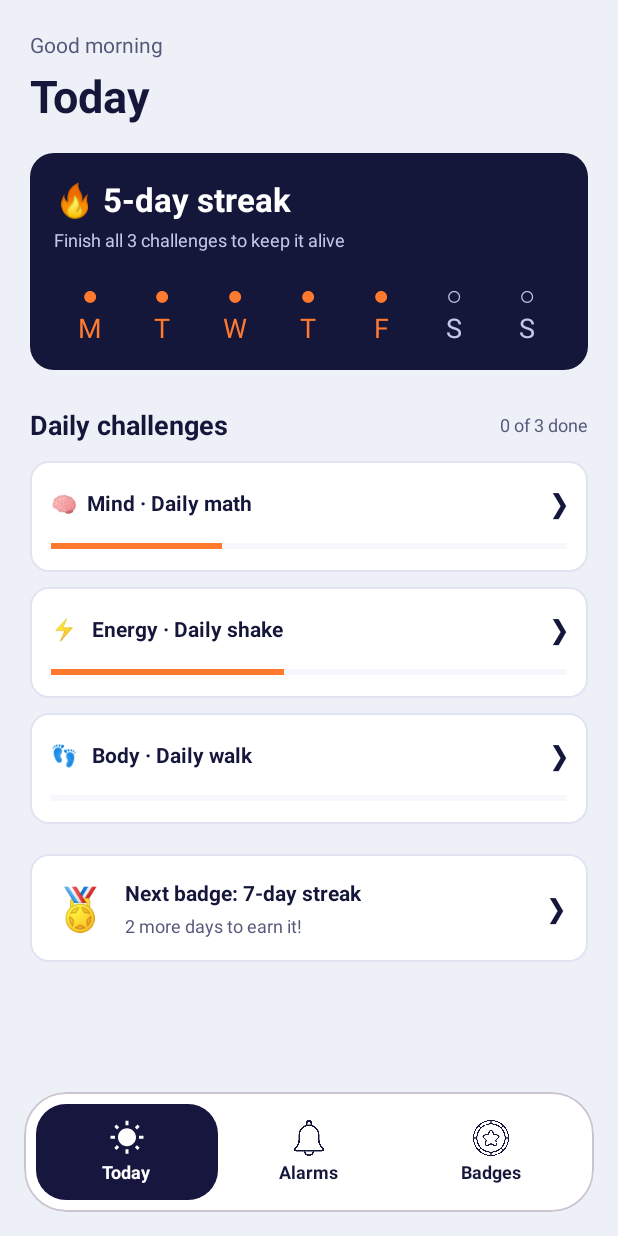
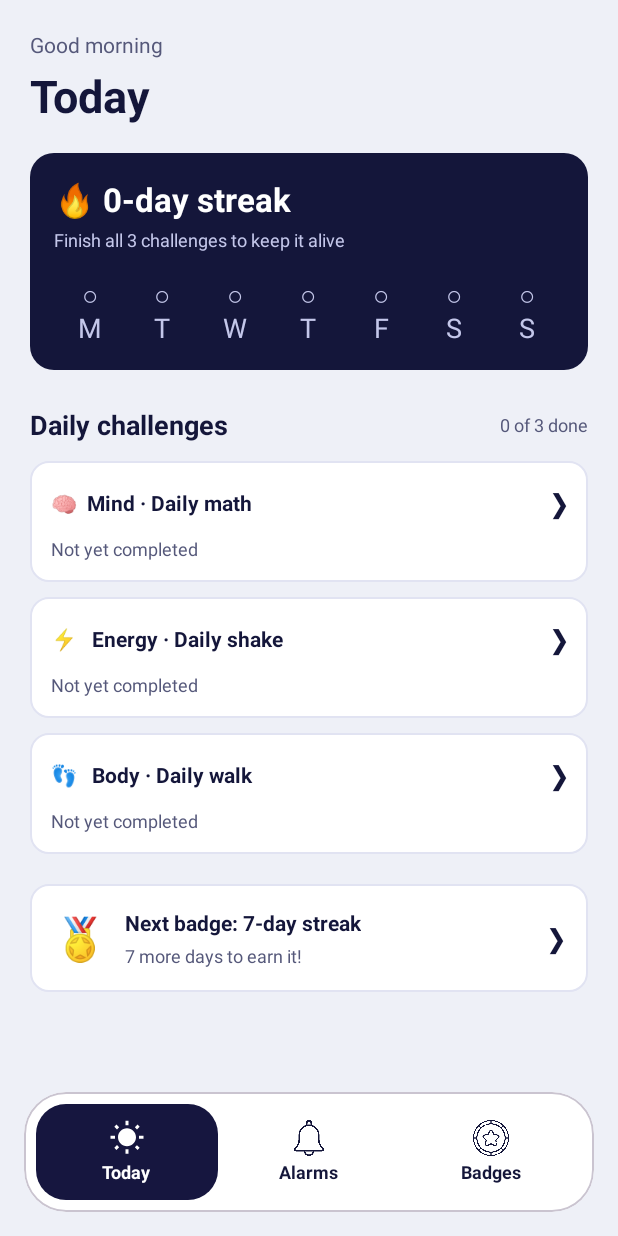
Before and after one commit to system32-afk/MOBDEV-MCO, an Android app: the screen it shows after launch (activity_today), on a phone screen of 412 x 824 dp. Run offline under Robolectric (Android 15) with nearby library versions, the phone set to English and light mode, and no system bars; Roboto replaces fonts that are not available here.

Commit message:
uated streak and badge progress

```diff
--- a/app/src/main/java/com/example/awake_mobdev_mco/MyDbHelper.java
+++ b/app/src/main/java/com/example/awake_mobdev_mco/MyDbHelper.java
@@ -128,6 +128,26 @@ public class MyDbHelper extends SQLiteOpenHelper {
         getWritableDatabase().insert(DbReferences.TABLE_CHALLENGE_COMPLETION, null, values);
     }
 
+    // Check if a daily challenge is completed
+    public synchronized boolean isChallengeCompleted(String challengeType, String day) {
+        String sql = "SELECT 1 FROM " + DbReferences.TABLE_CHALLENGE_COMPLETION +
+                " WHERE challengeType = ? AND day = ? LIMIT 1";
+
+        try (Cursor c = getReadableDatabase().rawQuery(
+                sql, new String[]{challengeType, day})) {
+            return c.moveToFirst();
+        }
+    }
+    public synchronized int getCompletedChallengeCount(String day) {     // count completed daily challenges
+        String sql = "SELECT COUNT(DISTINCT challengeType) FROM " +
+                DbReferences.TABLE_CHALLENGE_COMPLETION +
+                " WHERE day = ? AND challengeType IN ('MATH', 'SHAKE', 'WALK')";
+
+        try (Cursor c = getReadableDatabase().rawQuery(
+                sql, new String[]{day})) {
+            return c.moveToFirst() ? c.getInt(0) : 0;
+        }
+    }
     public synchronized void logChallengeCompletions() {
         String sql = "SELECT * FROM " + DbReferences.TABLE_CHALLENGE_COMPLETION + " ORDER BY epoch DESC";
         try (Cursor c = getReadableDatabase().rawQuery(sql, null)) {
--- a/app/src/main/java/com/example/awake_mobdev_mco/activity_today.java
+++ b/app/src/main/java/com/example/awake_mobdev_mco/activity_today.java
@@ -2,9 +2,7 @@
 package com.example.awake_mobdev_mco;
 
 import android.content.Intent;
-import android.content.SharedPreferences;
 import android.os.Bundle;
-import android.widget.ProgressBar;
 import android.widget.TextView;
 
 import androidx.activity.EdgeToEdge;
@@ -14,13 +12,17 @@ import androidx.core.view.ViewCompat;
 import androidx.core.view.WindowInsetsCompat;
 
 import java.text.SimpleDateFormat;
+import java.util.Calendar;
 import java.util.Date;
 import java.util.Locale;
 
 public class activity_today extends AppCompatActivity {
 
     private TextView tvChallengesDone;
-    private ProgressBar todayWalkProgress;
+    private TextView tvMathStatus;
+    private TextView tvShakeStatus;
+    private TextView tvWalkStatus;
+    private TextView tvStreak;
 
     @Override
     protected void onCreate(Bundle savedInstanceState) {
@@ -48,7 +50,10 @@ public class activity_today extends AppCompatActivity {
 
         //Connect Today screen views
         tvChallengesDone = findViewById(R.id.tvChallengesDone);
-        todayWalkProgress = findViewById(R.id.todayWalkProgress);
+        tvMathStatus = findViewById(R.id.tvMathStatus);
+        tvShakeStatus = findViewById(R.id.tvShakeStatus);
+        tvWalkStatus = findViewById(R.id.tvWalkStatus);
+        tvStreak = findViewById(R.id.tvStreak);
 
         // MIND - Daily Math
         findViewById(R.id.cardMind).setOnClickListener(v -> {
@@ -98,52 +103,121 @@ public class activity_today extends AppCompatActivity {
             );
             startActivity(intent);
         });
-        // Update saved challenge progress
         updateDailyChallenges();
     }
     private void updateDailyChallenges() {
-
-        SharedPreferences preferences = getSharedPreferences(
-                "AWAKE_DAILY_PROGRESS",
-                MODE_PRIVATE
-        );
 
         String today = new SimpleDateFormat(
                 "yyyy-MM-dd",
                 Locale.US
         ).format(new Date());
 
-        String savedDate = preferences.getString(
-                "walk_date", ""
-        );
+        MyDbHelper dbHelper = MyDbHelper.getInstance(this);
 
-        int steps = 0;
-        boolean walkCompleted = false;
+        boolean mathCompleted = dbHelper.isChallengeCompleted("MATH", today);
+        boolean shakeCompleted = dbHelper.isChallengeCompleted("SHAKE", today);
+        boolean walkCompleted = dbHelper.isChallengeCompleted("WALK", today);
 
-        // Read today's saved step count
-        if (today.equals(savedDate)) {
-            steps = preferences.getInt("daily_steps", 0);
-            walkCompleted = steps >= 100;
+        tvMathStatus.setText(mathCompleted ? "Completed" : "Not yet completed");
+        tvShakeStatus.setText(shakeCompleted ? "Completed" : "Not yet completed");
+        tvWalkStatus.setText(walkCompleted ? "Completed" : "Not yet completed");
+
+        tvMathStatus.setTextColor(android.graphics.Color.parseColor(
+                mathCompleted ? "#388A61" : "#55587A"
+        ));
+
+        tvShakeStatus.setTextColor(android.graphics.Color.parseColor(
+                shakeCompleted ? "#388A61" : "#55587A"
+        ));
+
+        tvWalkStatus.setTextColor(android.graphics.Color.parseColor(
+                walkCompleted ? "#388A61" : "#55587A"
+        ));
+
+        int completedChallenges = 0;
+
+        if (mathCompleted) completedChallenges++;
+        if (shakeCompleted) completedChallenges++;
+        if (walkCompleted) completedChallenges++;
+
+        tvChallengesDone.setText(completedChallenges + " of 3 done");
+        updateStreak();
+        updateWeeklyProgress();
+    }
+    private void updateStreak() {
+        MyDbHelper dbHelper = MyDbHelper.getInstance(this);
+        SimpleDateFormat dateFormat = new SimpleDateFormat("yyyy-MM-dd", Locale.US);
+
+        Calendar calendar = Calendar.getInstance();
+        int streak = 0;
+
+        String today = dateFormat.format(calendar.getTime());
+
+        if (dbHelper.getCompletedChallengeCount(today) != 3) {
+            calendar.add(Calendar.DAY_OF_YEAR, -1);
         }
+        while (dbHelper.getCompletedChallengeCount(
+                dateFormat.format(calendar.getTime())) == 3) {
+            streak++;
+            calendar.add(Calendar.DAY_OF_YEAR, -1);
+        }
+        tvStreak.setText("🔥 " + streak + "-day streak");
+        TextView tvBadgeProgress = findViewById(R.id.tvBadgeProgress);
 
-        // Body Daily Walk progress bar
-        todayWalkProgress.setMax(100);
-        todayWalkProgress.setProgress(
-                Math.min(steps, 100)
-        );
-        // math and shake completion not done yet
-        int completedChallenges = walkCompleted ? 1 : 0;
+        int remainingDays = Math.max(0, 7 - streak);
 
-        tvChallengesDone.setText(
-                completedChallenges + " of 3 done"
-        );
+        if (remainingDays == 0) {
+            tvBadgeProgress.setText("7-day streak reached!");
+        } else if (remainingDays == 1) {
+            tvBadgeProgress.setText("1 more day to earn it!");
+        } else {
+            tvBadgeProgress.setText(remainingDays + " more days to earn it!");
+        }
+    }
+    private void updateWeeklyProgress() {
+        MyDbHelper dbHelper = MyDbHelper.getInstance(this);
+        SimpleDateFormat dateFormat = new SimpleDateFormat("yyyy-MM-dd", Locale.US);
+
+        int[] dayIds = {
+                R.id.tvMonday,
+                R.id.tvTuesday,
+                R.id.tvWednesday,
+                R.id.tvThursday,
+                R.id.tvFriday,
+                R.id.tvSaturday,
+                R.id.tvSunday
+        };
+
+        String[] dayLabels = {"M", "T", "W", "T", "F", "S", "S"};
+
+        Calendar calendar = Calendar.getInstance();
+
+        int offset = (calendar.get(Calendar.DAY_OF_WEEK) + 5) % 7;
+        calendar.add(Calendar.DAY_OF_YEAR, -offset);
+
+        for (int i = 0; i < 7; i++) {
+            TextView dayView = findViewById(dayIds[i]);
+            String date = dateFormat.format(calendar.getTime());
+
+            boolean completed = dbHelper.getCompletedChallengeCount(date) == 3;
+
+            dayView.setText((completed ? "●" : "○") + "\n" + dayLabels[i]);
+            dayView.setTextColor(android.graphics.Color.parseColor(
+                    completed ? "#FF7A2F" : "#C4C7EA"
+            ));
+            calendar.add(Calendar.DAY_OF_YEAR, 1);
+        }
     }
     @Override
     protected void onResume() {
         super.onResume();
+
         // Refresh progress when returning to Today
         if (tvChallengesDone != null &&
-                todayWalkProgress != null) {
+                tvMathStatus != null &&
+                tvShakeStatus != null &&
+                tvWalkStatus != null &&
+                tvStreak != null) {
             updateDailyChallenges();
         }
     }
--- a/app/src/main/res/layout/activity_today.xml
+++ b/app/src/main/res/layout/activity_today.xml
@@ -51,7 +51,7 @@
                 <TextView
                     android:layout_width="wrap_content"
                     android:layout_height="wrap_content"
-                    android:text="🔥 5-day streak"
+                    android:text="🔥 0-day streak"
                     android:id="@+id/tvStreak"
                     android:textColor="#FFFFFF"
                     android:textSize="22sp"
@@ -73,51 +73,57 @@
                     android:orientation="horizontal">
 
                     <TextView
+                        android:id="@+id/tvMonday"
                         android:layout_width="0dp"
                         android:layout_height="wrap_content"
                         android:layout_weight="1"
                         android:gravity="center"
-                        android:text="●&#10;M"
-                        android:textColor="#FF7A2F"
+                        android:text="○&#10;M"
+                        android:textColor="#C4C7EA"
                         android:textSize="18sp" />
 
                     <TextView
+                        android:id="@+id/tvTuesday"
                         android:layout_width="0dp"
                         android:layout_height="wrap_content"
                         android:layout_weight="1"
                         android:gravity="center"
-                        android:text="●&#10;T"
-                        android:textColor="#FF7A2F"
+                        android:text="○&#10;T"
+                        android:textColor="#C4C7EA"
                         android:textSize="18sp" />
 
                     <TextView
+                        android:id="@+id/tvWednesday"
                         android:layout_width="0dp"
                         android:layout_height="wrap_content"
                         android:layout_weight="1"
                         android:gravity="center"
-                        android:text="●&#10;W"
-                        android:textColor="#FF7A2F"
+                        android:text="○&#10;W"
+                        android:textColor="#C4C7EA"
                         android:textSize="18sp" />
 
                     <TextView
+                        android:id="@+id/tvThursday"
                         android:layout_width="0dp"
                         android:layout_height="wrap_content"
                         android:layout_weight="1"
                         android:gravity="center"
-                        android:text="●&#10;T"
-                        android:textColor="#FF7A2F"
+                        android:text="○&#10;T"
+                        android:textColor="#C4C7EA"
                         android:textSize="18sp" />
 
                     <TextView
+                        android:id="@+id/tvFriday"
                         android:layout_width="0dp"
                         android:layout_height="wrap_content"
                         android:layout_weight="1"
                         android:gravity="center"
-                        android:text="●&#10;F"
-                        android:textColor="#FF7A2F"
+                        android:text="○&#10;F"
+                        android:textColor="#C4C7EA"
                         android:textSize="18sp" />
 
                     <TextView
+                        android:id="@+id/tvSaturday"
                         android:layout_width="0dp"
                         android:layout_height="wrap_content"
                         android:layout_weight="1"
@@ -127,6 +133,7 @@
                         android:textSize="18sp" />
 
                     <TextView
+                        android:id="@+id/tvSunday"
                         android:layout_width="0dp"
                         android:layout_height="wrap_content"
                         android:layout_weight="1"
@@ -218,15 +225,14 @@
 
                 </LinearLayout>
 
-                <ProgressBar
-                    style="?android:attr/progressBarStyleHorizontal"
-                    android:layout_width="match_parent"
-                    android:layout_height="6dp"
-                    android:layout_marginTop="12dp"
-                    android:max="100"
-                    android:progress="33"
-                    android:progressTint="#FF7A2F"
-                    android:progressBackgroundTint="#E1E3F2" />
+                <TextView
+                    android:id="@+id/tvMathStatus"
+                    android:layout_width="wrap_content"
+                    android:layout_height="wrap_content"
+                    android:layout_marginTop="8dp"
+                    android:text="Not yet completed"
+                    android:textColor="#55587A"
+                    android:textSize="12sp" />
             </LinearLayout>
 
             <!-- DAILY SHAKE CARD -->
@@ -253,45 +259,31 @@
 
 
                     <TextView
-
                         android:layout_width="0dp"
-
                         android:layout_height="wrap_content"
-
                         android:layout_weight="1"
-
                         android:text="⚡   Energy · Daily shake"
-
                         android:textColor="#14163A"
-
                         android:textSize="14sp"
-
                         android:textStyle="bold" />
 
-
                     <TextView
-
                         android:layout_width="wrap_content"
-
                         android:layout_height="wrap_content"
-
                         android:text="❯"
-
                         android:textColor="#14163A"
-
                         android:textSize="20sp" />
 
                 </LinearLayout>
 
-                <ProgressBar
-                    style="?android:attr/progressBarStyleHorizontal"
-                    android:layout_width="match_parent"
-                    android:layout_height="6dp"
-                    android:layout_marginTop="12dp"
-                    android:max="100"
-                    android:progress="45"
-                    android:progressTint="#FF7A2F"
-                    android:progressBackgroundTint="#E1E3F2" />
+                <TextView
+                    android:id="@+id/tvShakeStatus"
+                    android:layout_width="wrap_content"
+                    android:layout_height="wrap_content"
+                    android:layout_marginTop="8dp"
+                    android:text="Not yet completed"
+                    android:textColor="#55587A"
+                    android:textSize="12sp" />
             </LinearLayout>
 
             <!-- DAILY WALK CARD -->
@@ -332,16 +324,14 @@
 
                 </LinearLayout>
 
-                <ProgressBar
-                    android:id="@+id/todayWalkProgress"
-                    style="?android:attr/progressBarStyleHorizontal"
-                    android:layout_width="match_parent"
-                    android:layout_height="6dp"
-                    android:layout_marginTop="12dp"
-                    android:max="100"
-                    android:progress="0"
-                    android:progressTint="#FF7A2F"
-                    android:progressBackgroundTint="#E1E3F2" />
+                <TextView
+                android:id="@+id/tvWalkStatus"
+                android:layout_width="wrap_content"
+                android:layout_height="wrap_content"
+                android:layout_marginTop="8dp"
+                android:text="Not yet completed"
+                android:textColor="#55587A"
+                android:textSize="12sp" />
             </LinearLayout>
 
             <LinearLayout
@@ -379,7 +369,8 @@
                         android:layout_width="wrap_content"
                         android:layout_height="wrap_content"
                         android:layout_marginTop="4dp"
-                        android:text="2 more days to earn it!"
+                        android:id="@+id/tvBadgeProgress"
+                        android:text="7 more days to earn it!"
                         android:textColor="#55587A"
                         android:textSize="12sp" />
                 </LinearLayout>
```
